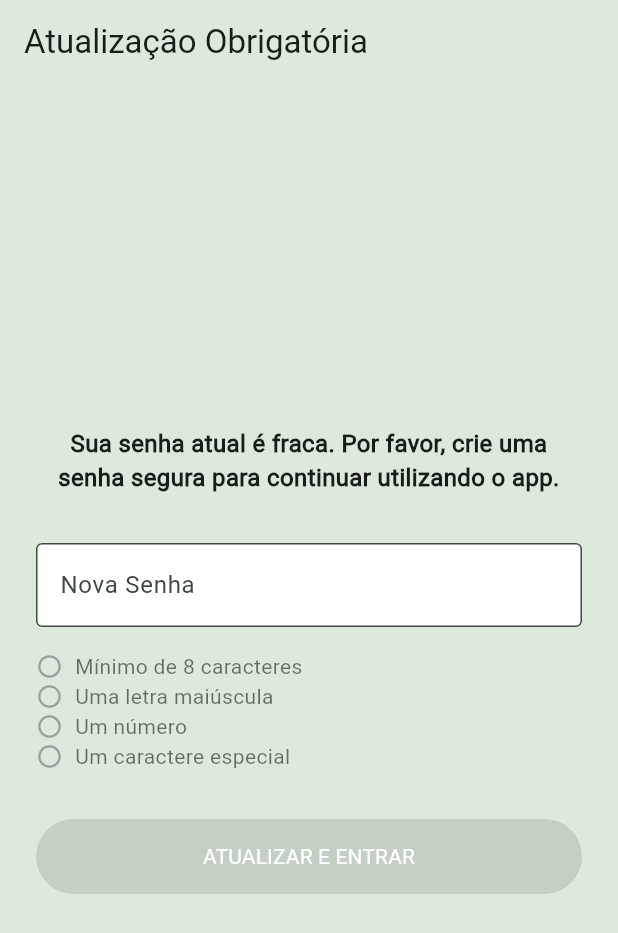
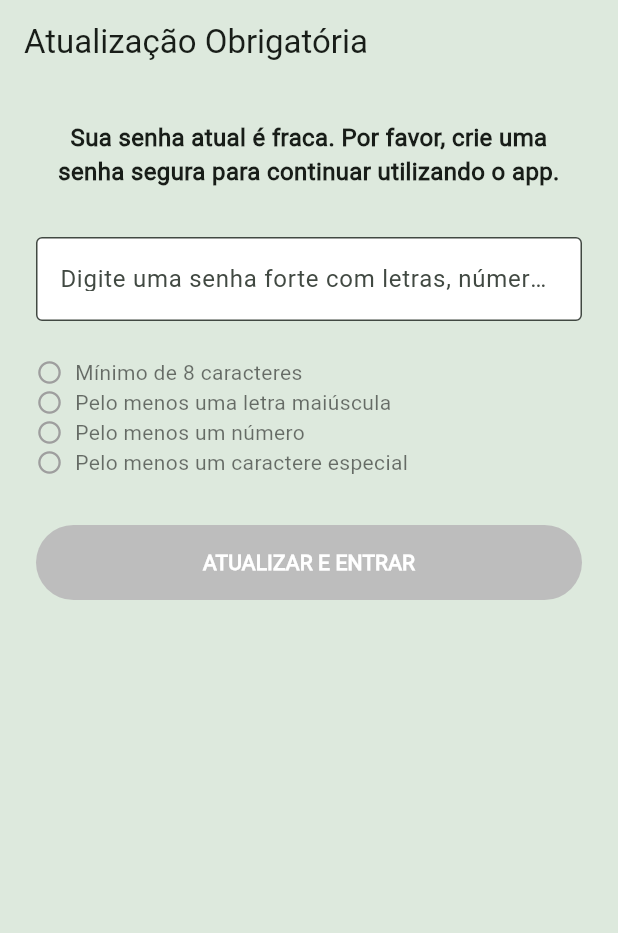
Before and after one commit to RamonHPN/BrailleApp, a Flutter app: the ForcePasswordUpdateScreen screen opened by its route, on a phone screen of 412 x 824 dp. Shown: the top 933 px of the screen. Run offline on Flutter 3.47's test engine with Material 3 defaults, Android fonts, the phone set to English and light mode, and no system bars; our stand-ins replace bloc, cloud_firestore, firebase_auth, firebase_core, fl_chart, flutter_bloc; accounts and stored records are empty.

Commit message:
feat: adiciona acessibilidade à tela de atualização de senha e melhorias de semântica

```diff
--- a/lib/screens/auth_screen.dart
+++ b/lib/screens/auth_screen.dart
@@ -22,7 +22,7 @@ class AuthScreen extends StatelessWidget {
                   SizedBox(height: screenHeight * 0.32 * 0.5),
                   // ADICIONADO: Semantics para descrever a imagem de entrada
                   Semantics(
-                    label: "Ilustração da interface Braille",
+                    label: "Logotipo do aplicativo Braille.",
                     image: true,
                     child: Container(
                       height: screenHeight * 0.4,
--- a/lib/screens/force_password_update.dart
+++ b/lib/screens/force_password_update.dart
@@ -13,7 +13,6 @@ class _ForcePasswordUpdateScreenState extends State<ForcePasswordUpdateScreen> {
   final _formKey = GlobalKey<FormState>();
   bool _isLoading = false;
 
-  // Lógica do Checklist
   bool _hasMinLength = false;
   bool _hasUppercase = false;
   bool _hasNumber = false;
@@ -37,12 +36,10 @@ class _ForcePasswordUpdateScreenState extends State<ForcePasswordUpdateScreen> {
     setState(() => _isLoading = true);
 
     try {
-      // 1. Pegar os dados que vieram da tela de login
       final args = ModalRoute.of(context)!.settings.arguments as Map<String, dynamic>;
       final email = args['email'];
       final oldPassword = args['password'];
 
-      // 2. Garantir login ativo (Re-autenticação forçada)
       UserCredential userCredential = await FirebaseAuth.instance.signInWithEmailAndPassword(
         email: email,
         password: oldPassword,
@@ -51,26 +48,20 @@ class _ForcePasswordUpdateScreenState extends State<ForcePasswordUpdateScreen> {
       User? user = userCredential.user;
 
       if (user != null) {
-        // 3. Agora sim, atualiza a senha
         await user.updatePassword(_passwordController.text);
-
-        print("Sucesso! Senha atualizada.");
-
         if (mounted) {
           Navigator.of(context).pushReplacementNamed('/interface-screen');
         }
       }
     } on FirebaseAuthException catch (e) {
-      print("Erro Firebase: ${e.code}");
       _showErrorDialog(e.message ?? "Erro ao validar acesso.");
     } catch (e) {
-      print("Erro Geral: $e");
       _showErrorDialog("Ocorreu um erro ao processar sua senha.");
     } finally {
       if (mounted) setState(() => _isLoading = false);
     }
   }
-  // Função auxiliar para mostrar o erro na tela
+
   void _showErrorDialog(String msg) {
     showDialog(
       context: context,
@@ -87,8 +78,13 @@ class _ForcePasswordUpdateScreenState extends State<ForcePasswordUpdateScreen> {
     );
   }
 
+  // 1. Melhoria no item do checklist com excludeSemantics e labels claras
   Widget _buildCheckItem(String label, bool isMet) {
-    return Row(
+    return Semantics(
+      excludeSemantics: true,
+      label: "${isMet ? 'Cumprido' : 'Pendente'}: $label",
+      checked: isMet,
+      child: Row(
         children: [
           Icon(
             isMet ? Icons.check_circle : Icons.radio_button_unchecked,
@@ -98,9 +94,13 @@ class _ForcePasswordUpdateScreenState extends State<ForcePasswordUpdateScreen> {
           const SizedBox(width: 8),
           Text(
             label,
-          style: TextStyle(color: isMet ? Colors.green : Colors.black54),
+            style: TextStyle(
+              color: isMet ? Colors.green : Colors.black54,
+              fontWeight: isMet ? FontWeight.bold : FontWeight.normal,
+            ),
           ),
         ],
+      ),
     );
   }
 
@@ -109,23 +109,33 @@ class _ForcePasswordUpdateScreenState extends State<ForcePasswordUpdateScreen> {
     return Scaffold(
       backgroundColor: const Color(0xFFDDE9DD),
       appBar: AppBar(
-        title: const Text('Atualização Obrigatória'),
+        // 2. Definindo como cabeçalho
+        title: Semantics(
+          header: true,
+          child: const Text('Atualização Obrigatória'),
+        ),
         backgroundColor: const Color(0xFFDDE9DD),
-        automaticallyImplyLeading: false, // Impede o usuário de voltar sem trocar
+        automaticallyImplyLeading: false,
       ),
-      body: Padding(
+      body: SingleChildScrollView( // Adicionado para evitar erro de layout com teclado
         padding: const EdgeInsets.all(24.0),
         child: Form(
           key: _formKey,
           child: Column(
             mainAxisAlignment: MainAxisAlignment.center,
             children: [
-              const Text(
+              // 3. Texto explicativo com semântica de alerta
+              Semantics(
+                label: "Aviso importante: Sua senha atual é considerada fraca. Você precisa criar uma nova senha segura para continuar acessando o aplicativo.",
+                child: const Text(
                   'Sua senha atual é fraca. Por favor, crie uma senha segura para continuar utilizando o app.',
                   textAlign: TextAlign.center,
                   style: TextStyle(fontSize: 16, fontWeight: FontWeight.bold),
                 ),
+              ),
               const SizedBox(height: 32),
+
+              // 4. Campo de Senha simplificado (o labelText já resolve a label)
               TextFormField(
                 controller: _passwordController,
                 obscureText: true,
@@ -133,27 +143,45 @@ class _ForcePasswordUpdateScreenState extends State<ForcePasswordUpdateScreen> {
                 decoration: const InputDecoration(
                   filled: true,
                   fillColor: Colors.white,
-                  labelText: 'Nova Senha',
+                  labelText: 'Digite uma senha forte com letras, números e símbolos',
+                  hintText: 'Mínimo de 8 caracteres',
                   border: OutlineInputBorder(),
                 ),
               ),
-              const SizedBox(height: 16),
+              const SizedBox(height: 24),
+
+              // 5. Lista de requisitos
               _buildCheckItem("Mínimo de 8 caracteres", _hasMinLength),
-              _buildCheckItem("Uma letra maiúscula", _hasUppercase),
-              _buildCheckItem("Um número", _hasNumber),
-              _buildCheckItem("Um caractere especial", _hasSpecialChar),
+              _buildCheckItem("Pelo menos uma letra maiúscula", _hasUppercase),
+              _buildCheckItem("Pelo menos um número", _hasNumber),
+              _buildCheckItem("Pelo menos um caractere especial", _hasSpecialChar),
+
               const SizedBox(height: 32),
+
               _isLoading
                   ? const CircularProgressIndicator()
                   : SizedBox(
                       width: double.infinity,
                       height: 50,
+                      // 6. Botão com feedback de estado
+                      child: Semantics(
+                        label: "Atualizar senha e entrar",
+                        button: true,
+                        enabled: _isPasswordStrong(),
+                        hint: _isPasswordStrong()
+                            ? "Toque duas vezes para salvar sua nova senha"
+                            : "Botão desabilitado. Verifique os requisitos de senha pendentes acima.",
                         child: ElevatedButton(
                           style: ElevatedButton.styleFrom(
                             backgroundColor: const Color(0xFF208B52),
+                            disabledBackgroundColor: Colors.grey.shade400,
                           ),
                           onPressed: _isPasswordStrong() ? _updatePassword : null,
-                        child: const Text('ATUALIZAR E ENTRAR', style: TextStyle(color: Colors.white)),
+                          child: const Text(
+                            'ATUALIZAR E ENTRAR',
+                            style: TextStyle(color: Colors.white, fontWeight: FontWeight.bold)
+                          ),
+                        ),
                       ),
                     ),
             ],
--- a/lib/screens/login_screen.dart
+++ b/lib/screens/login_screen.dart
@@ -60,7 +60,7 @@ class LoginScreen extends StatelessWidget {
                     children: [
                       // ACESSIBILIDADE: Descrevendo a logo principal
                       Semantics(
-                        label: "Logo do aplicativo Braille: Ilustração de uma mão lendo pontos em Braille",
+                        label: "Logotipo do aplicativo Braille.",
                         child: Container(
                           width: 0.7 * screenWidth,
                           margin: EdgeInsets.only(top: screenHeight * 36 / 800),
```
Lines whose indentation alone changed are shown as unchanged.
